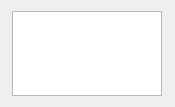
The window that longmanApp/src/appGUI/lmlayerlist.ui (QtLab/lmApp) describes before a commit, drawn with Qt 5.
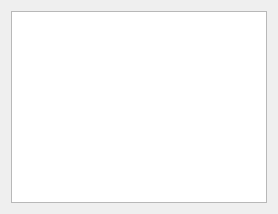
The same window after the commit.

Diff of the .ui file:
```diff
--- a/longmanApp/src/appGUI/lmlayerlist.ui
+++ b/longmanApp/src/appGUI/lmlayerlist.ui
@@ -2,33 +2,12 @@
 <ui version="4.0">
  <class>lmLayerList</class>
  <widget class="QWidget" name="lmLayerList">
-  <property name="geometry">
-   <rect>
-    <x>0</x>
-    <y>0</y>
-    <width>175</width>
-    <height>107</height>
-   </rect>
-  </property>
   <property name="windowTitle">
    <string>Form</string>
   </property>
   <layout class="QGridLayout" name="gridLayout">
    <item row="0" column="0">
-    <widget class="QListWidget" name="listWidget">
-     <property name="minimumSize">
-      <size>
-       <width>96</width>
-       <height>32</height>
-      </size>
-     </property>
-     <property name="maximumSize">
-      <size>
-       <width>150</width>
-       <height>300</height>
-      </size>
-     </property>
-    </widget>
+    <widget class="QListWidget" name="listWidget"/>
    </item>
   </layout>
  </widget>
```
